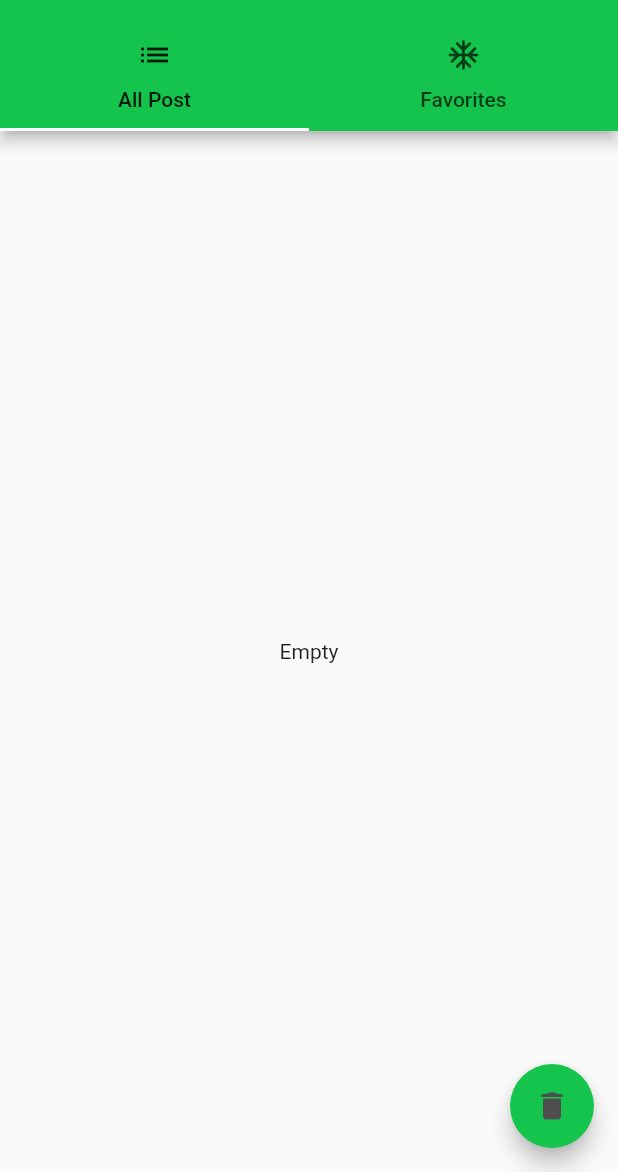
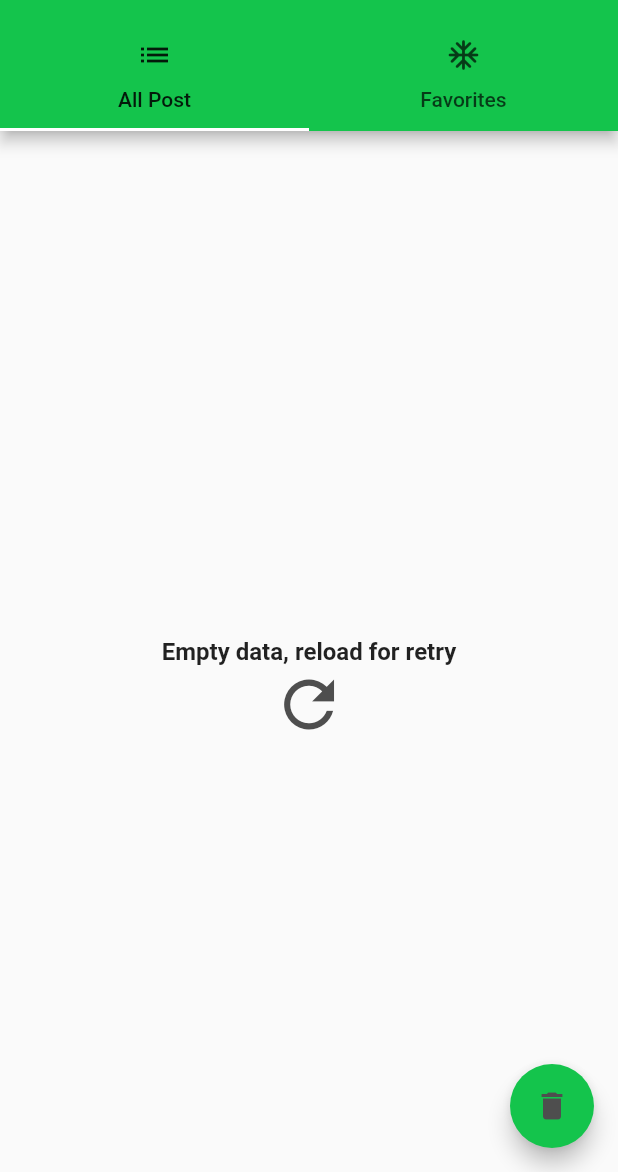
Before and after one commit to sergioc12r/zemoga, a Flutter app: the screen it shows after launch, on a phone screen of 412 x 824 dp, the part 64-1236 px from its top. Run offline on Flutter 3.47's test engine with Material 2 defaults, Android fonts, the phone set to English and light mode, and no system bars; our stand-ins replace cached_network_image, equatable, flutter_bloc; accounts and stored records are empty.

Commit message:
add empty reload

```diff
--- a/lib/src/screen/favorites_screen.dart
+++ b/lib/src/screen/favorites_screen.dart
@@ -6,8 +6,13 @@ import 'package:zemoga/src/bloc/favorites_screen/fav_state.dart';
 import 'package:zemoga/src/bloc/post_screen/post_screen_bloc.dart';
 import 'package:zemoga/src/common/ui/post_card.dart';
 import 'package:zemoga/src/common/ui/post_card_place_holder.dart';
+import 'package:zemoga/src/common/utils/colors.dart';
 
 class FavScreen extends StatefulWidget{
+  final Function()? reload;
+
+  const FavScreen({Key? key, this.reload}) : super(key: key);
+
   @override
   State<StatefulWidget> createState() => _FavScreenState();
 }
@@ -52,7 +57,16 @@ class _FavScreenState extends State<FavScreen>{
   }
 
   Widget _emptySpace(){
-    return Container(child: Center(child: Text('Empty'),),);
+    return Container(child: Center(child: Column(
+      children: [
+        SizedBox(height: 50),
+        Text('Empty data, reload for retry'),
+        GestureDetector(
+          onTap: ()=> widget.reload!(),
+          child: Icon(Icons.refresh, color: ZemogaColors.getTitleColor(),size: 50,),
+        ),
+      ],
+    ),),);
   }
 
   Widget _data(FetchDataFavState? state) {
--- a/lib/src/screen/home_screen.dart
+++ b/lib/src/screen/home_screen.dart
@@ -49,8 +49,20 @@ class _HomeScreen extends State<HomeScreen> with SingleTickerProviderStateMixin,
         _currentIndex = _tabController!.index;
       });
     });
-    _postScreen = PostsScreen();
-    _favScreen = FavScreen();
+    _postScreen = PostsScreen(
+      reload: (){
+        _postScreenBloc?.add(LoadingDataPostScreenEvent());
+        _currentIndex = 0;
+        _tabController!.animateTo(0, duration: Duration(milliseconds: 10));
+      },
+    );
+    _favScreen = FavScreen(
+      reload: (){
+        _postScreenBloc?.add(LoadingDataPostScreenEvent());
+        _currentIndex = 0;
+        _tabController!.animateTo(0, duration: Duration(milliseconds: 10));
+      },
+    );
     super.initState();
   }
 
--- a/lib/src/screen/posts_screen.dart
+++ b/lib/src/screen/posts_screen.dart
@@ -5,8 +5,13 @@ import 'package:zemoga/src/bloc/post_screen/post_screen_event.dart';
 import 'package:zemoga/src/bloc/post_screen/post_screen_state.dart';
 import 'package:zemoga/src/common/ui/post_card.dart';
 import 'package:zemoga/src/common/ui/post_card_place_holder.dart';
+import 'package:zemoga/src/common/utils/colors.dart';
+import 'package:zemoga/src/common/utils/text_styles.dart';
 
 class PostsScreen extends StatefulWidget{
+  final Function()? reload;
+
+  const PostsScreen({Key? key, this.reload}) : super(key: key);
   @override
   State<StatefulWidget> createState() => _PostsScreenState();
 }
@@ -43,7 +48,18 @@ class _PostsScreenState extends State<PostsScreen>{
   }
 
   Widget _emptySpace(){
-    return Container(child: Center(child: Text('Empty'),),);
+    return Container(child: Center(
+      child: Column(
+        mainAxisSize: MainAxisSize.min,
+      children: [
+        SizedBox(height: 50),
+        Text('Empty data, reload for retry', style: ZemogaTextStyles.robotoBold,),
+        GestureDetector(
+          onTap: ()=> widget.reload!(),
+          child: Icon(Icons.refresh, color: ZemogaColors.getTitleColor(),size: 50,),
+        ),
+      ],
+    ),),);
   }
 
   Widget _data(FetchDataPostScreenState? state) {
```
